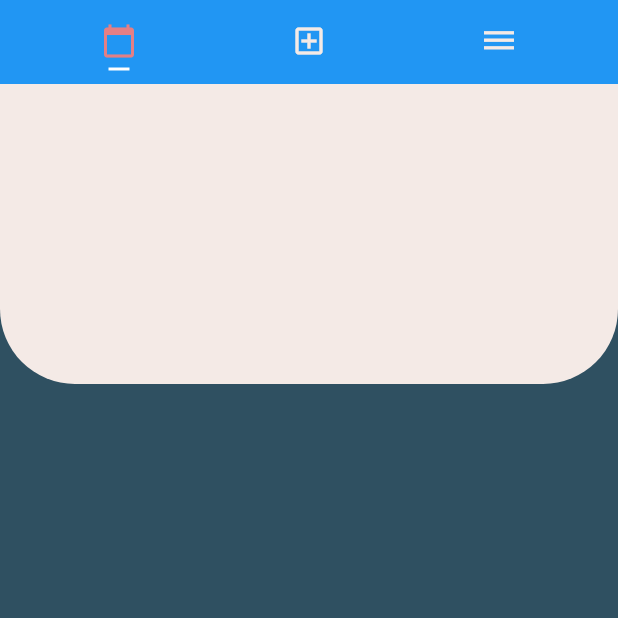
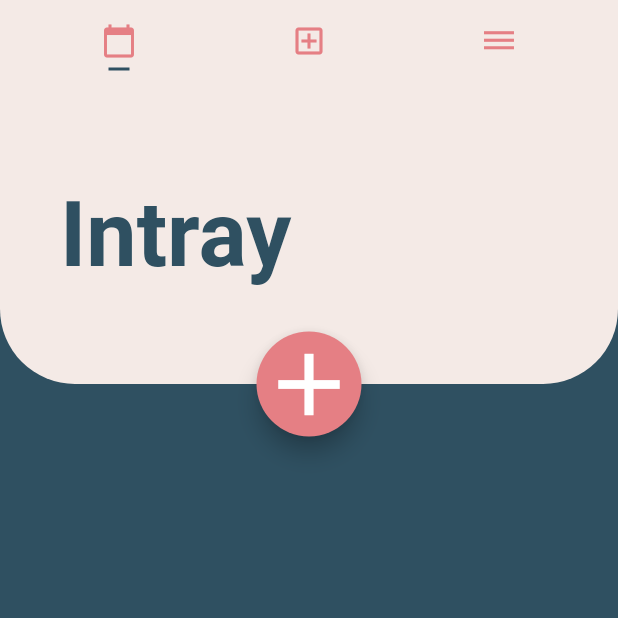
Before and after one commit to uyentrannn/ProductivityApp, a Flutter app: the screen it shows after launch, on a phone screen of 412 x 824 dp, the top half of it. Run offline on Flutter 3.47's test engine with Material 2 defaults, Android fonts, the phone set to English and light mode, and no system bars; Roboto replaces fonts that are missing (Helvetica Neue).

Commit message:
updated first page of App

```diff
--- a/App/ProductivityApp/lib/main.dart
+++ b/App/ProductivityApp/lib/main.dart
@@ -1,29 +1,9 @@
 import 'package:flutter/material.dart';
-
-// Colour Codes
-// Ivory - 0xFFF4EAE6
-// Coral - 0xFFE57F84
-// Misty Blue - 0xFF2F5061
+import 'package:ProductivityApp/models/global.dart';
 
 void main() {
   runApp(MyApp());
 }
-
-const MaterialColor ivory = const MaterialColor(
-  0xFFF4EAE6,
-  const <int, Color>{
-    50: const Color(0xFFF4EAE6),
-    100: const Color(0xFFF4EAE6),
-    200: const Color(0xFFF4EAE6),
-    300: const Color(0xFFF4EAE6),
-    400: const Color(0xFFF4EAE6),
-    500: const Color(0xFFF4EAE6),
-    600: const Color(0xFFF4EAE6),
-    700: const Color(0xFFF4EAE6),
-    800: const Color(0xFFF4EAE6),
-    900: const Color(0xFFF4EAE6),
-  },
-);
 
 class MyApp extends StatelessWidget {
   // This widget is the root of your application.
@@ -32,7 +12,7 @@ class MyApp extends StatelessWidget {
     return MaterialApp(
       title: 'Productivity App',
       theme: ThemeData(
-        primarySwatch: ivory,
+        primarySwatch: Colors.blue,
       ),
       home: MyHomePage(title: 'Productivity App'),
     );
@@ -61,27 +41,46 @@ class _MyHomePageState extends State<MyHomePage> {
               TabBarView(
                 children: [
                   new Container(
-                    color: const Color(0xFF2F5061),
+                    color: mistyblue,
                   ),
                   new Container(
-                   color: const Color(0xFF2F5061),
+                    color: mistyblue,
                   ),
                   new Container(
-                    color: const Color(0xFF2F5061),
+                    color: mistyblue,
                   ),
                 ],
               ),
               Container(
                 height: 200,
+                padding: EdgeInsets.only(left: 40),
                 decoration: BoxDecoration(
-                    color: const Color(0xFFF4EAE6),
+                    color: ivory,
                     borderRadius: BorderRadius.only(
                       bottomLeft: Radius.circular(50),
                       bottomRight: Radius.circular(50),
                     )),
-              )
+                child: Row(
+                  children: <Widget>[
+                    Text(
+                      "Intray",
+                      style: intrayTitleStyle,
+                    ),
+                    Container(),
+                  ],
+                ),
+              ),
+              Container(
+                height: 70,
+                width: 70,
+                margin: EdgeInsets.only(top: 165, left: MediaQuery.of(context).size.width*0.5-35),
+                child: FloatingActionButton(
+                  child: Icon(Icons.add, size: 70,),
+                  backgroundColor: coral,
+                  onPressed: (){},
+                ),
+              ),
             ]),
-            // appBar: TabBar(
             appBar: AppBar(
               elevation: 0,
               title: new TabBar(
@@ -96,13 +95,15 @@ class _MyHomePageState extends State<MyHomePage> {
                     icon: new Icon(Icons.dehaze),
                   ),
                 ],
-                labelColor: const Color(0xFFE57F84),
-                unselectedLabelColor: const Color(0xFFF4EAE6),
+                labelColor: coral,
+                unselectedLabelColor: coral,
                 indicatorSize: TabBarIndicatorSize.label,
                 indicatorPadding: EdgeInsets.all(5.0),
+                indicatorColor: mistyblue,
               ),
+              backgroundColor: ivory,
             ),
-            backgroundColor: const Color(0xFFF4EAE6),
+            backgroundColor: ivory,
           ),
         ),
       ),
--- /dev/null
+++ b/App/ProductivityApp/lib/models/global.dart
@@ -0,0 +1,14 @@
+// File that contains all the font styles
+
+import 'package:flutter/material.dart';
+
+// Colour Codes for App Theme
+Color ivory = new Color(0xFFF4EAE6);
+Color coral = new Color(0xFFE57F84);
+Color mistyblue = new Color(0xFF2F5061);
+
+TextStyle intrayTitleStyle = new TextStyle(
+    fontFamily: 'Helvetica Neue',
+    fontWeight: FontWeight.bold,
+    color: mistyblue,
+    fontSize: 60);
```
